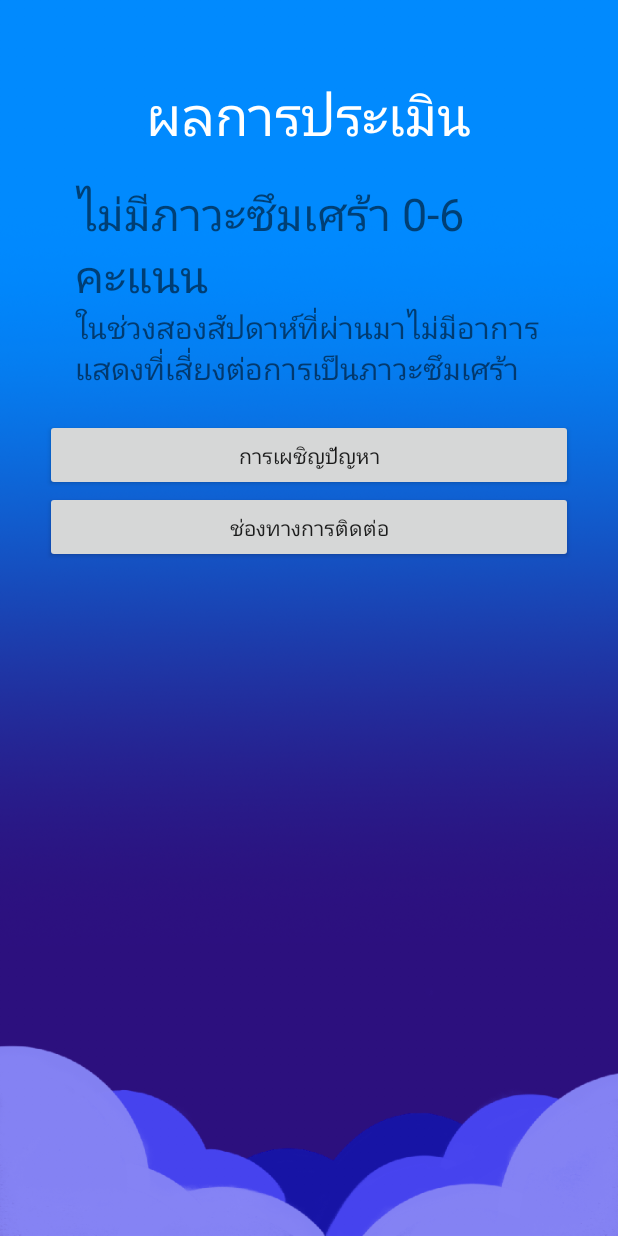
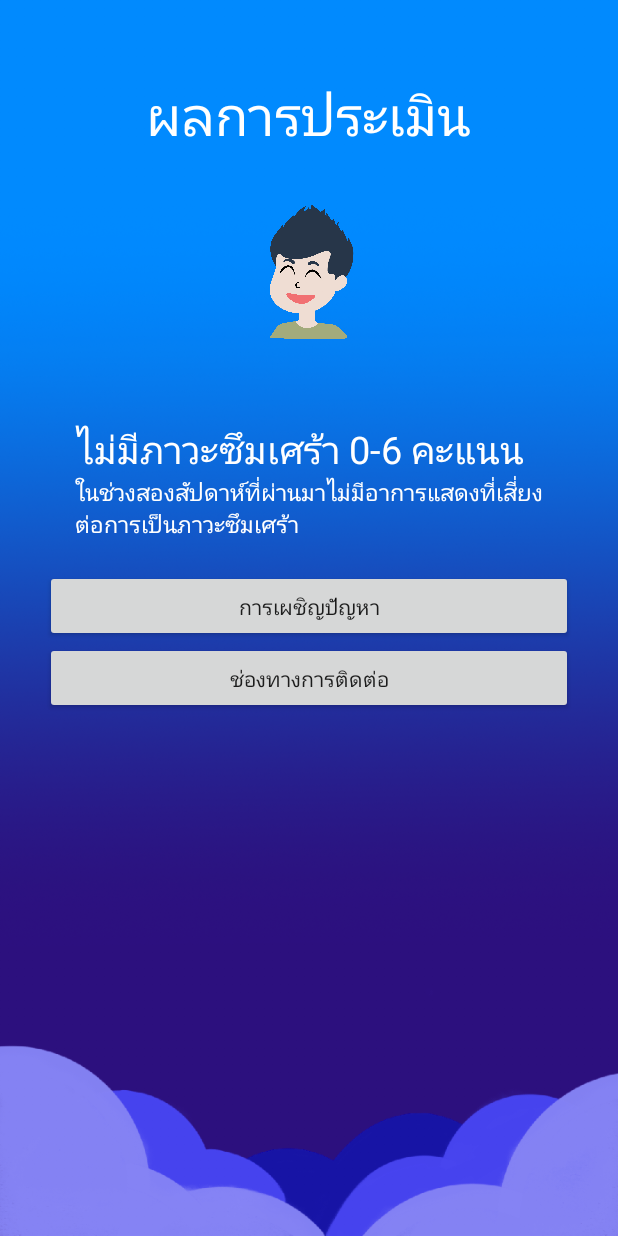
Before and after one commit to AiStarriez/no_stress_no_sad, an Android app: the DepressShowResult screen opened directly, with no data from a screen before it, on a phone screen of 412 x 824 dp. Run offline under Robolectric (Android 15) with nearby library versions, the phone set to English and light mode, and no system bars; our stand-ins replace Firebase (no records; nobody signed in at launch, a user with empty details on screens opened directly).

Commit message:
fixed UI in survey pages and main manu page

```diff
--- a/app/src/main/java/com/example/no_stress_no_sad_app/DepressShowResult.java
+++ b/app/src/main/java/com/example/no_stress_no_sad_app/DepressShowResult.java
@@ -4,6 +4,7 @@ import android.content.Intent;
 import android.os.Bundle;
 import android.view.View;
 import android.widget.Button;
+import android.widget.ImageView;
 import android.widget.TextView;
 
 import androidx.annotation.NonNull;
@@ -21,6 +22,7 @@ public class DepressShowResult extends DepressTestQuiz {
 
     protected TextView depressResultTopic, depressResultDescription;
     protected Button depressEncounter, depressContactInfo;
+    protected ImageView depressImageResult;
     public static String userDepressResult;
     public DepressResults myDepressResult = new DepressResults();
 
@@ -33,6 +35,7 @@ public class DepressShowResult extends DepressTestQuiz {
         depressResultDescription = (TextView) findViewById(R.id.depress_results_decription);
         depressEncounter = (Button) findViewById(R.id.depress_encounter);
         depressContactInfo = (Button) findViewById(R.id.depress_contactInfo);
+        depressImageResult = (ImageView) findViewById(R.id.depress_result_pic);
 
         if(depressScore <= 6){
             userDepressResult = myDepressResult.getDepressResultValue(1);
@@ -40,6 +43,7 @@ public class DepressShowResult extends DepressTestQuiz {
 
             depressResultTopic.setText(myDepressResult.getDepressResultValue(1));
             depressResultDescription.setText(myDepressResult.getDepressResultDescription(0));
+            depressImageResult.setImageResource(R.drawable.no_depress);
 
         } else if(depressScore > 6 && depressScore < 13){
             userDepressResult = myDepressResult.getDepressResultValue(2);
@@ -47,6 +51,7 @@ public class DepressShowResult extends DepressTestQuiz {
 
             depressResultTopic.setText(myDepressResult.getDepressResultValue(2));
             depressResultDescription.setText(myDepressResult.getDepressResultDescription(1));
+            depressImageResult.setImageResource(R.drawable.mild_depress);
 
         } else if(depressScore >= 13 && depressScore < 19){
             userDepressResult = myDepressResult.getDepressResultValue(3);
@@ -54,6 +59,7 @@ public class DepressShowResult extends DepressTestQuiz {
 
             depressResultTopic.setText(myDepressResult.getDepressResultValue(3));
             depressResultDescription.setText(myDepressResult.getDepressResultDescription(2));
+            depressImageResult.setImageResource(R.drawable.medium_depress);
 
         } else if(depressScore >= 19){
             userDepressResult = myDepressResult.getDepressResultValue(4);
@@ -61,6 +67,7 @@ public class DepressShowResult extends DepressTestQuiz {
 
             depressResultTopic.setText(myDepressResult.getDepressResultValue(4));
             depressResultDescription.setText(myDepressResult.getDepressResultDescription(3));
+            depressImageResult.setImageResource(R.drawable.severe_depress);
 
         }
         saveUserResults();
--- a/app/src/main/java/com/example/no_stress_no_sad_app/DepressTestQuiz.java
+++ b/app/src/main/java/com/example/no_stress_no_sad_app/DepressTestQuiz.java
@@ -37,7 +37,7 @@ public class DepressTestQuiz extends DepressTestTwoQ {
         depressQuestion = (TextView) findViewById(R.id.depressQuestion);
 
         //updateQuestion(0);
-        depressQuestion.setText(myDepressQuestion.getDepressQuestion(0));
+        depressQuestion.setText("Q1" +  " : " + myDepressQuestion.getDepressQuestion(0));
         btnNext = (Button) findViewById(R.id.btnNextQuestion);
 //
 //        radioArr.add(radioNever);
@@ -103,7 +103,7 @@ public class DepressTestQuiz extends DepressTestTwoQ {
                     //Toast.makeText(StressTestQuiz.this, myStressTestComponent.getGender() + "," + myStressTestComponent.getFaculty() + "," + myStressTestComponent.getAge() + "," + myStressTestComponent.getScore()
                     //       , Toast.LENGTH_SHORT).show();
                     //finish();
-                    Toast.makeText(DepressTestQuiz.this, myDepressTestComponent.getGender() + "," + myDepressTestComponent.getFaculty() + "," + myDepressTestComponent.getAge() + "," + myDepressTestComponent.getScore()
+                    Toast.makeText(DepressTestQuiz.this, "Socre : " + myDepressTestComponent.getScore()
                             , Toast.LENGTH_SHORT).show();
                     Intent intent = new Intent(DepressTestQuiz.this, DepressShowResult.class);
                     startActivity(intent);
@@ -130,7 +130,7 @@ public class DepressTestQuiz extends DepressTestTwoQ {
 //    }
 
     private void updateQuestion(int num) {
-        depressQuestion.setText(myDepressQuestion.getDepressQuestion(num));
+        depressQuestion.setText("Q" + (num+1) + " : " + myDepressQuestion.getDepressQuestion(num));
     }
 //
 //    @Override
--- a/app/src/main/java/com/example/no_stress_no_sad_app/StressTestQuiz.java
+++ b/app/src/main/java/com/example/no_stress_no_sad_app/StressTestQuiz.java
@@ -45,7 +45,7 @@ public class StressTestQuiz extends StressTestInit {
         stressQuestion = (TextView) findViewById(R.id.stressQuestion);
 
         //updateQuestion(0);
-        stressQuestion.setText(myStressQuestions.getStressQuestion(0));
+        stressQuestion.setText("Q1" +  " : " +myStressQuestions.getStressQuestion(0));
 
         btnNext = (Button) findViewById(R.id.btnNextQuestion);
         btnNext.setOnClickListener(new View.OnClickListener() {
@@ -98,7 +98,7 @@ public class StressTestQuiz extends StressTestInit {
                     //Toast.makeText(StressTestQuiz.this, myStressTestComponent.getGender() + "," + myStressTestComponent.getFaculty() + "," + myStressTestComponent.getAge() + "," + myStressTestComponent.getScore()
                      //       , Toast.LENGTH_SHORT).show();
                     //finish();
-                    Toast.makeText(StressTestQuiz.this, myStressTestComponent.getGender() + "," + myStressTestComponent.getFaculty() + "," + myStressTestComponent.getAge() + "," + myStressTestComponent.getScore()
+                    Toast.makeText(StressTestQuiz.this,  "Score : " + myStressTestComponent.getScore()
                             , Toast.LENGTH_SHORT).show();
                     if(stressScore > 0 && stressScore <= 41){
                         Intent intent = new Intent(StressTestQuiz.this, StressResultOneAndTwo.class);
@@ -120,7 +120,7 @@ public class StressTestQuiz extends StressTestInit {
     }
 
     private void updateQuestion(int num){
-        stressQuestion.setText(myStressQuestions.getStressQuestion(num));
+        stressQuestion.setText("Q" + (num+1) + " : " + myStressQuestions.getStressQuestion(num));
     }
 
   /*  public void getQuestions() {
--- a/app/src/main/res/layout/depress_result_show.xml
+++ b/app/src/main/res/layout/depress_result_show.xml
@@ -12,30 +12,48 @@
         android:id="@+id/results"
         android:text="ผลการประเมิน"
         android:textSize="36sp"/>
+
+    <ImageView
+        android:layout_width="match_parent"
+        android:layout_height="wrap_content"
+        android:adjustViewBounds="true"
+        android:maxWidth="100dp"
+        android:maxHeight="100dp"
+        android:layout_margin="30dp"
+        android:scaleType="fitCenter"
+        android:id="@+id/depress_result_pic"
+        ></ImageView>
     <TextView
         android:layout_width="match_parent"
         android:layout_height="wrap_content"
         android:layout_marginHorizontal="50dp"
         android:layout_marginTop="20dp"
-        android:textSize="30sp"
+        android:textSize="25sp"
+        android:textColor="#ffff"
         android:id="@+id/depress_results_topic"/>
+
     <TextView
         android:layout_width="match_parent"
         android:layout_height="wrap_content"
         android:layout_marginHorizontal="50dp"
         android:layout_marginBottom="20dp"
-        android:textSize="20sp"
+        android:textSize="15sp"
+        android:textColor="#ffff"
         android:id="@+id/depress_results_decription"/>
+
     <Button
         android:layout_width="match_parent"
         android:layout_height="wrap_content"
         android:layout_marginHorizontal="30dp"
         android:id="@+id/depress_encounter"
+
         android:text="@string/encounter"/>
     <Button
         android:layout_width="match_parent"
         android:layout_height="wrap_content"
         android:layout_marginHorizontal="30dp"
         android:id="@+id/depress_contactInfo"
+
         android:text="@string/contact_info"/>
+
 </LinearLayout>
--- a/app/src/main/res/layout/stress_test_quiz.xml
+++ b/app/src/main/res/layout/stress_test_quiz.xml
@@ -15,7 +15,9 @@
             android:id="@+id/stressQuestion"
             android:layout_width="wrap_content"
             android:layout_height="wrap_content"
-            android:layout_margin="20dp"
+            android:layout_margin="30dp"
+            android:textSize="20dp"
+            android:textColor="#ffff"
             android:padding="20dp"
             />
 
```
Also changed, not shown: app/src/main/java/com/example/no_stress_no_sad_app/StressResultOneAndTwo.java (+9 -2 lines), app/src/main/java/com/example/no_stress_no_sad_app/StressResultThree.java (+11 -0 lines), app/src/main/res/layout/depress_result_no_result.xml (+15 -0 lines), app/src/main/res/layout/depress_test_quiz.xml (+13 -12 lines), app/src/main/res/layout/main.xml (+6 -4 lines), app/src/main/res/layout/stress_result_one.xml (+20 -1 lines), app/src/main/res/layout/stress_result_three.xml (+15 -2 lines), app/src/main/res/drawable-hdpi/medium_depress.PNG (added), app/src/main/res/drawable-hdpi/mild_depress.PNG (added), app/src/main/res/drawable-hdpi/no_depress.PNG (added), app/src/main/res/drawable-hdpi/severe_depress.PNG (added).
